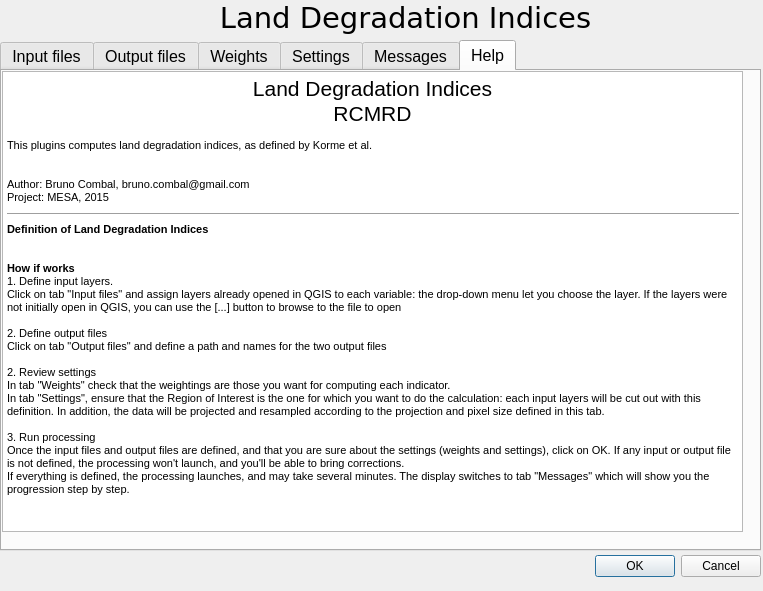
Old version of the form RCMRD_LandDegr/land_degr_dialog_base.ui in the repository BrunoCombal/qgis_plugins.
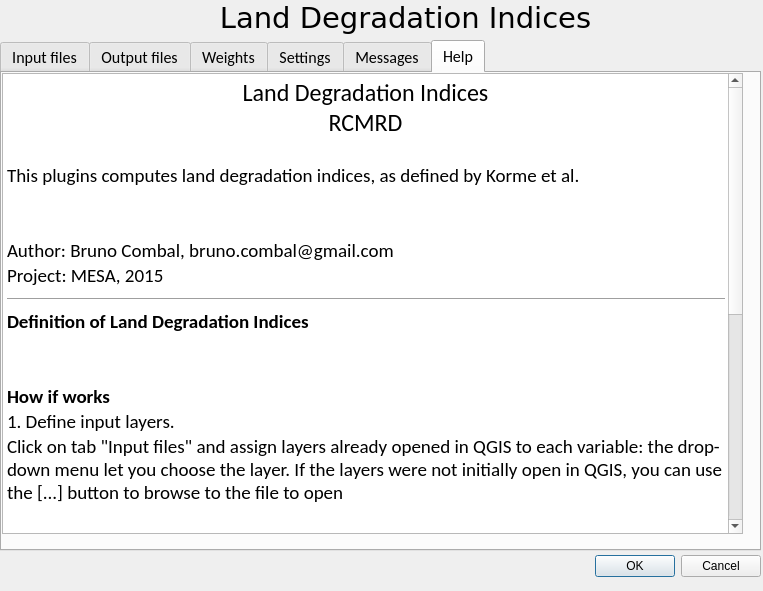
New version of the form. The open tabs and pages were chosen to show the change.

What changed in the file:
```diff
--- a/RCMRD_LandDegr/land_degr_dialog_base.ui
+++ b/RCMRD_LandDegr/land_degr_dialog_base.ui
@@ -40,6 +40,7 @@
    </property>
    <property name="font">
     <font>
+     <family>Calibri</family>
      <pointsize>12</pointsize>
     </font>
    </property>
@@ -771,39 +772,44 @@
        <height>461</height>
       </rect>
      </property>
+     <property name="font">
+      <font>
+       <family>Calibri</family>
+      </font>
+     </property>
      <property name="html">
       <string>&lt;!DOCTYPE HTML PUBLIC &quot;-//W3C//DTD HTML 4.0//EN&quot; &quot;http://www.w3.org/TR/REC-html40/strict.dtd&quot;&gt;
 &lt;html&gt;&lt;head&gt;&lt;meta name=&quot;qrichtext&quot; content=&quot;1&quot; /&gt;&lt;style type=&quot;text/css&quot;&gt;
 p, li { white-space: pre-wrap; }
-&lt;/style&gt;&lt;/head&gt;&lt;body style=&quot; font-family:'Droid Sans'; font-size:12pt; font-weight:400; font-style:normal;&quot;&gt;
-&lt;p align=&quot;center&quot; style=&quot; margin-top:0px; margin-bottom:0px; margin-left:0px; margin-right:0px; -qt-block-indent:0; text-indent:0px;&quot;&gt;&lt;span style=&quot; font-family:'MS Shell Dlg 2'; font-size:16pt;&quot;&gt;Land Degradation Indices&lt;/span&gt;&lt;/p&gt;
-&lt;p align=&quot;center&quot; style=&quot; margin-top:0px; margin-bottom:0px; margin-left:0px; margin-right:0px; -qt-block-indent:0; text-indent:0px;&quot;&gt;&lt;span style=&quot; font-family:'MS Shell Dlg 2'; font-size:16pt;&quot;&gt;RCMRD&lt;/span&gt;&lt;/p&gt;
-&lt;p style=&quot;-qt-paragraph-type:empty; margin-top:0px; margin-bottom:0px; margin-left:0px; margin-right:0px; -qt-block-indent:0; text-indent:0px; font-family:'MS Shell Dlg 2'; font-size:8pt;&quot;&gt;&lt;br /&gt;&lt;/p&gt;
-&lt;p style=&quot; margin-top:0px; margin-bottom:0px; margin-left:0px; margin-right:0px; -qt-block-indent:0; text-indent:0px;&quot;&gt;&lt;span style=&quot; font-family:'MS Shell Dlg 2'; font-size:8pt;&quot;&gt;This plugins computes land degradation indices, as defined by Korme et al.&lt;/span&gt;&lt;/p&gt;
-&lt;p style=&quot;-qt-paragraph-type:empty; margin-top:0px; margin-bottom:0px; margin-left:0px; margin-right:0px; -qt-block-indent:0; text-indent:0px; font-family:'MS Shell Dlg 2'; font-size:8pt;&quot;&gt;&lt;br /&gt;&lt;/p&gt;
-&lt;p style=&quot;-qt-paragraph-type:empty; margin-top:0px; margin-bottom:0px; margin-left:0px; margin-right:0px; -qt-block-indent:0; text-indent:0px; font-family:'MS Shell Dlg 2'; font-size:8pt;&quot;&gt;&lt;br /&gt;&lt;/p&gt;
-&lt;p style=&quot; margin-top:0px; margin-bottom:0px; margin-left:0px; margin-right:0px; -qt-block-indent:0; text-indent:0px;&quot;&gt;&lt;span style=&quot; font-family:'MS Shell Dlg 2'; font-size:8pt;&quot;&gt;Author: Bruno Combal, bruno.combal@gmail.com&lt;/span&gt;&lt;/p&gt;
-&lt;p style=&quot; margin-top:0px; margin-bottom:0px; margin-left:0px; margin-right:0px; -qt-block-indent:0; text-indent:0px;&quot;&gt;&lt;span style=&quot; font-family:'MS Shell Dlg 2'; font-size:8pt;&quot;&gt;Project: MESA, 2015&lt;/span&gt;&lt;/p&gt;
+&lt;/style&gt;&lt;/head&gt;&lt;body style=&quot; font-family:'Calibri'; font-size:12pt; font-weight:400; font-style:normal;&quot;&gt;
+&lt;p align=&quot;center&quot; style=&quot; margin-top:0px; margin-bottom:0px; margin-left:0px; margin-right:0px; -qt-block-indent:0; text-indent:0px;&quot;&gt;&lt;span style=&quot; font-size:18pt;&quot;&gt;Land Degradation Indices&lt;/span&gt;&lt;/p&gt;
+&lt;p align=&quot;center&quot; style=&quot; margin-top:0px; margin-bottom:0px; margin-left:0px; margin-right:0px; -qt-block-indent:0; text-indent:0px;&quot;&gt;&lt;span style=&quot; font-size:18pt;&quot;&gt;RCMRD&lt;/span&gt;&lt;/p&gt;
+&lt;p style=&quot;-qt-paragraph-type:empty; margin-top:0px; margin-bottom:0px; margin-left:0px; margin-right:0px; -qt-block-indent:0; text-indent:0px; font-size:14pt;&quot;&gt;&lt;br /&gt;&lt;/p&gt;
+&lt;p style=&quot; margin-top:0px; margin-bottom:0px; margin-left:0px; margin-right:0px; -qt-block-indent:0; text-indent:0px;&quot;&gt;&lt;span style=&quot; font-size:14pt;&quot;&gt;This plugins computes land degradation indices, as defined by Korme et al.&lt;/span&gt;&lt;/p&gt;
+&lt;p style=&quot;-qt-paragraph-type:empty; margin-top:0px; margin-bottom:0px; margin-left:0px; margin-right:0px; -qt-block-indent:0; text-indent:0px; font-family:'Calibi'; font-size:14pt;&quot;&gt;&lt;br /&gt;&lt;/p&gt;
+&lt;p style=&quot;-qt-paragraph-type:empty; margin-top:0px; margin-bottom:0px; margin-left:0px; margin-right:0px; -qt-block-indent:0; text-indent:0px; font-size:14pt;&quot;&gt;&lt;br /&gt;&lt;/p&gt;
+&lt;p style=&quot; margin-top:0px; margin-bottom:0px; margin-left:0px; margin-right:0px; -qt-block-indent:0; text-indent:0px;&quot;&gt;&lt;span style=&quot; font-size:14pt;&quot;&gt;Author: Bruno Combal, bruno.combal@gmail.com&lt;/span&gt;&lt;/p&gt;
+&lt;p style=&quot; margin-top:0px; margin-bottom:0px; margin-left:0px; margin-right:0px; -qt-block-indent:0; text-indent:0px;&quot;&gt;&lt;span style=&quot; font-size:14pt;&quot;&gt;Project: MESA, 2015&lt;/span&gt;&lt;/p&gt;
 &lt;hr /&gt;
-&lt;p style=&quot; margin-top:0px; margin-bottom:0px; margin-left:0px; margin-right:0px; -qt-block-indent:0; text-indent:0px;&quot;&gt;&lt;span style=&quot; font-family:'MS Shell Dlg 2'; font-size:8pt; font-weight:600;&quot;&gt;Definition of Land Degradation Indices&lt;/span&gt;&lt;/p&gt;
-&lt;p style=&quot;-qt-paragraph-type:empty; margin-top:0px; margin-bottom:0px; margin-left:0px; margin-right:0px; -qt-block-indent:0; text-indent:0px; font-family:'MS Shell Dlg 2'; font-size:8pt;&quot;&gt;&lt;br /&gt;&lt;/p&gt;
-&lt;p style=&quot;-qt-paragraph-type:empty; margin-top:0px; margin-bottom:0px; margin-left:0px; margin-right:0px; -qt-block-indent:0; text-indent:0px; font-family:'MS Shell Dlg 2'; font-size:8pt;&quot;&gt;&lt;br /&gt;&lt;/p&gt;
-&lt;p style=&quot; margin-top:0px; margin-bottom:0px; margin-left:0px; margin-right:0px; -qt-block-indent:0; text-indent:0px;&quot;&gt;&lt;span style=&quot; font-family:'MS Shell Dlg 2'; font-size:8pt; font-weight:600;&quot;&gt;How if works&lt;/span&gt;&lt;/p&gt;
-&lt;p style=&quot; margin-top:0px; margin-bottom:0px; margin-left:0px; margin-right:0px; -qt-block-indent:0; text-indent:0px;&quot;&gt;&lt;span style=&quot; font-family:'MS Shell Dlg 2'; font-size:8pt;&quot;&gt;1. Define input layers.&lt;/span&gt;&lt;/p&gt;
-&lt;p style=&quot; margin-top:0px; margin-bottom:0px; margin-left:0px; margin-right:0px; -qt-block-indent:0; text-indent:0px;&quot;&gt;&lt;span style=&quot; font-family:'MS Shell Dlg 2'; font-size:8pt;&quot;&gt;Click on tab &amp;quot;Input files&amp;quot; and assign layers already opened in QGIS to each variable: the drop-down menu let you choose the layer. If the layers were not initially open in QGIS, you can use the [...] button to browse to the file to open&lt;/span&gt;&lt;/p&gt;
-&lt;p style=&quot;-qt-paragraph-type:empty; margin-top:0px; margin-bottom:0px; margin-left:0px; margin-right:0px; -qt-block-indent:0; text-indent:0px; font-family:'MS Shell Dlg 2'; font-size:8pt;&quot;&gt;&lt;br /&gt;&lt;/p&gt;
-&lt;p style=&quot; margin-top:0px; margin-bottom:0px; margin-left:0px; margin-right:0px; -qt-block-indent:0; text-indent:0px;&quot;&gt;&lt;span style=&quot; font-family:'MS Shell Dlg 2'; font-size:8pt;&quot;&gt;2. Define output files&lt;/span&gt;&lt;/p&gt;
-&lt;p style=&quot; margin-top:0px; margin-bottom:0px; margin-left:0px; margin-right:0px; -qt-block-indent:0; text-indent:0px;&quot;&gt;&lt;span style=&quot; font-family:'MS Shell Dlg 2'; font-size:8pt;&quot;&gt;Click on tab &amp;quot;Output files&amp;quot; and define a path and names for the two output files&lt;/span&gt;&lt;/p&gt;
-&lt;p style=&quot;-qt-paragraph-type:empty; margin-top:0px; margin-bottom:0px; margin-left:0px; margin-right:0px; -qt-block-indent:0; text-indent:0px; font-family:'MS Shell Dlg 2'; font-size:8pt;&quot;&gt;&lt;br /&gt;&lt;/p&gt;
-&lt;p style=&quot; margin-top:0px; margin-bottom:0px; margin-left:0px; margin-right:0px; -qt-block-indent:0; text-indent:0px;&quot;&gt;&lt;span style=&quot; font-family:'MS Shell Dlg 2'; font-size:8pt;&quot;&gt;2. Review settings&lt;/span&gt;&lt;/p&gt;
-&lt;p style=&quot; margin-top:0px; margin-bottom:0px; margin-left:0px; margin-right:0px; -qt-block-indent:0; text-indent:0px;&quot;&gt;&lt;span style=&quot; font-family:'MS Shell Dlg 2'; font-size:8pt;&quot;&gt;In tab &amp;quot;Weights&amp;quot; check that the weightings are those you want for computing each indicator.&lt;/span&gt;&lt;/p&gt;
-&lt;p style=&quot; margin-top:0px; margin-bottom:0px; margin-left:0px; margin-right:0px; -qt-block-indent:0; text-indent:0px;&quot;&gt;&lt;span style=&quot; font-family:'MS Shell Dlg 2'; font-size:8pt;&quot;&gt;In tab &amp;quot;Settings&amp;quot;, ensure that the Region of Interest is the one for which you want to do the calculation: each input layers will be cut out with this definition. In addition, the data will be projected and resampled according to the projection and pixel size defined in this tab.&lt;/span&gt;&lt;/p&gt;
-&lt;p style=&quot;-qt-paragraph-type:empty; margin-top:0px; margin-bottom:0px; margin-left:0px; margin-right:0px; -qt-block-indent:0; text-indent:0px; font-family:'MS Shell Dlg 2'; font-size:8pt;&quot;&gt;&lt;br /&gt;&lt;/p&gt;
-&lt;p style=&quot; margin-top:0px; margin-bottom:0px; margin-left:0px; margin-right:0px; -qt-block-indent:0; text-indent:0px;&quot;&gt;&lt;span style=&quot; font-family:'MS Shell Dlg 2'; font-size:8pt;&quot;&gt;3. Run processing&lt;/span&gt;&lt;/p&gt;
-&lt;p style=&quot; margin-top:0px; margin-bottom:0px; margin-left:0px; margin-right:0px; -qt-block-indent:0; text-indent:0px;&quot;&gt;&lt;span style=&quot; font-family:'MS Shell Dlg 2'; font-size:8pt;&quot;&gt;Once the input files and output files are defined, and that you are sure about the settings (weights and settings), click on OK. If any input or output file is not defined, the processing won't launch, and you'll be able to bring corrections.&lt;/span&gt;&lt;/p&gt;
-&lt;p style=&quot; margin-top:0px; margin-bottom:0px; margin-left:0px; margin-right:0px; -qt-block-indent:0; text-indent:0px;&quot;&gt;&lt;span style=&quot; font-family:'MS Shell Dlg 2'; font-size:8pt;&quot;&gt;If everything is defined, the processing launches, and may take several minutes. The display switches to tab &amp;quot;Messages&amp;quot; which will show you the progression step by step.&lt;/span&gt;&lt;/p&gt;
-&lt;p style=&quot;-qt-paragraph-type:empty; margin-top:0px; margin-bottom:0px; margin-left:0px; margin-right:0px; -qt-block-indent:0; text-indent:0px; font-family:'MS Shell Dlg 2'; font-size:8pt;&quot;&gt;&lt;br /&gt;&lt;/p&gt;
-&lt;p style=&quot;-qt-paragraph-type:empty; margin-top:0px; margin-bottom:0px; margin-left:0px; margin-right:0px; -qt-block-indent:0; text-indent:0px; font-size:10pt;&quot;&gt;&lt;br /&gt;&lt;/p&gt;&lt;/body&gt;&lt;/html&gt;</string>
+&lt;p style=&quot; margin-top:0px; margin-bottom:0px; margin-left:0px; margin-right:0px; -qt-block-indent:0; text-indent:0px;&quot;&gt;&lt;span style=&quot; font-size:14pt; font-weight:600;&quot;&gt;Definition of Land Degradation Indices&lt;/span&gt;&lt;/p&gt;
+&lt;p style=&quot;-qt-paragraph-type:empty; margin-top:0px; margin-bottom:0px; margin-left:0px; margin-right:0px; -qt-block-indent:0; text-indent:0px; font-size:14pt;&quot;&gt;&lt;br /&gt;&lt;/p&gt;
+&lt;p style=&quot;-qt-paragraph-type:empty; margin-top:0px; margin-bottom:0px; margin-left:0px; margin-right:0px; -qt-block-indent:0; text-indent:0px; font-size:14pt;&quot;&gt;&lt;br /&gt;&lt;/p&gt;
+&lt;p style=&quot; margin-top:0px; margin-bottom:0px; margin-left:0px; margin-right:0px; -qt-block-indent:0; text-indent:0px;&quot;&gt;&lt;span style=&quot; font-size:14pt; font-weight:600;&quot;&gt;How if works&lt;/span&gt;&lt;/p&gt;
+&lt;p style=&quot; margin-top:0px; margin-bottom:0px; margin-left:0px; margin-right:0px; -qt-block-indent:0; text-indent:0px;&quot;&gt;&lt;span style=&quot; font-size:14pt;&quot;&gt;1. Define input layers.&lt;/span&gt;&lt;/p&gt;
+&lt;p style=&quot; margin-top:0px; margin-bottom:0px; margin-left:0px; margin-right:0px; -qt-block-indent:0; text-indent:0px;&quot;&gt;&lt;span style=&quot; font-size:14pt;&quot;&gt;Click on tab &amp;quot;Input files&amp;quot; and assign layers already opened in QGIS to each variable: the drop-down menu let you choose the layer. If the layers were not initially open in QGIS, you can use the [...] button to browse to the file to open&lt;/span&gt;&lt;/p&gt;
+&lt;p style=&quot;-qt-paragraph-type:empty; margin-top:0px; margin-bottom:0px; margin-left:0px; margin-right:0px; -qt-block-indent:0; text-indent:0px; font-size:14pt;&quot;&gt;&lt;br /&gt;&lt;/p&gt;
+&lt;p style=&quot; margin-top:0px; margin-bottom:0px; margin-left:0px; margin-right:0px; -qt-block-indent:0; text-indent:0px;&quot;&gt;&lt;span style=&quot; font-size:14pt;&quot;&gt;2. Define output files&lt;/span&gt;&lt;/p&gt;
+&lt;p style=&quot; margin-top:0px; margin-bottom:0px; margin-left:0px; margin-right:0px; -qt-block-indent:0; text-indent:0px;&quot;&gt;&lt;span style=&quot; font-size:14pt;&quot;&gt;Click on tab &amp;quot;Output files&amp;quot; and define a path and names for the two output files&lt;/span&gt;&lt;/p&gt;
+&lt;p style=&quot;-qt-paragraph-type:empty; margin-top:0px; margin-bottom:0px; margin-left:0px; margin-right:0px; -qt-block-indent:0; text-indent:0px; font-size:14pt;&quot;&gt;&lt;br /&gt;&lt;/p&gt;
+&lt;p style=&quot; margin-top:0px; margin-bottom:0px; margin-left:0px; margin-right:0px; -qt-block-indent:0; text-indent:0px;&quot;&gt;&lt;span style=&quot; font-size:14pt;&quot;&gt;2. Review settings&lt;/span&gt;&lt;/p&gt;
+&lt;p style=&quot; margin-top:0px; margin-bottom:0px; margin-left:0px; margin-right:0px; -qt-block-indent:0; text-indent:0px;&quot;&gt;&lt;span style=&quot; font-size:14pt;&quot;&gt;In tab &amp;quot;Weights&amp;quot; check that the weightings are those you want for computing each indicator.&lt;/span&gt;&lt;/p&gt;
+&lt;p style=&quot; margin-top:0px; margin-bottom:0px; margin-left:0px; margin-right:0px; -qt-block-indent:0; text-indent:0px;&quot;&gt;&lt;span style=&quot; font-size:14pt;&quot;&gt;In tab &amp;quot;Settings&amp;quot;, ensure that the Region of Interest is the one for which you want to do the calculation: each input layers will be cut out with this definition. In addition, the data will be projected and resampled according to the projection and pixel size defined in this tab.&lt;/span&gt;&lt;/p&gt;
+&lt;p style=&quot;-qt-paragraph-type:empty; margin-top:0px; margin-bottom:0px; margin-left:0px; margin-right:0px; -qt-block-indent:0; text-indent:0px; font-size:14pt;&quot;&gt;&lt;br /&gt;&lt;/p&gt;
+&lt;p style=&quot; margin-top:0px; margin-bottom:0px; margin-left:0px; margin-right:0px; -qt-block-indent:0; text-indent:0px;&quot;&gt;&lt;span style=&quot; font-size:14pt;&quot;&gt;3. Run processing&lt;/span&gt;&lt;/p&gt;
+&lt;p style=&quot; margin-top:0px; margin-bottom:0px; margin-left:0px; margin-right:0px; -qt-block-indent:0; text-indent:0px;&quot;&gt;&lt;span style=&quot; font-size:14pt;&quot;&gt;Once the input files and output files are defined, and that you are sure about the settings (weights and settings), click on OK. If any input or output file is not defined, the processing won't launch, and you'll be able to bring corrections.&lt;/span&gt;&lt;/p&gt;
+&lt;p style=&quot; margin-top:0px; margin-bottom:0px; margin-left:0px; margin-right:0px; -qt-block-indent:0; text-indent:0px;&quot;&gt;&lt;span style=&quot; font-size:14pt;&quot;&gt;If everything is defined, the processing launches, and may take several minutes. The display switches to tab &amp;quot;Messages&amp;quot; which will show you the progression step by step.&lt;/span&gt;&lt;/p&gt;
+&lt;p style=&quot;-qt-paragraph-type:empty; margin-top:0px; margin-bottom:0px; margin-left:0px; margin-right:0px; -qt-block-indent:0; text-indent:0px; font-size:14pt;&quot;&gt;&lt;br /&gt;&lt;/p&gt;
+&lt;p style=&quot;-qt-paragraph-type:empty; margin-top:0px; margin-bottom:0px; margin-left:0px; margin-right:0px; -qt-block-indent:0; text-indent:0px; font-family:'Droid Sans'; font-size:14pt;&quot;&gt;&lt;br /&gt;&lt;/p&gt;&lt;/body&gt;&lt;/html&gt;</string>
      </property>
     </widget>
    </widget>
```
Left out of the diff: 37 changed lines with no effect on the pictures.
